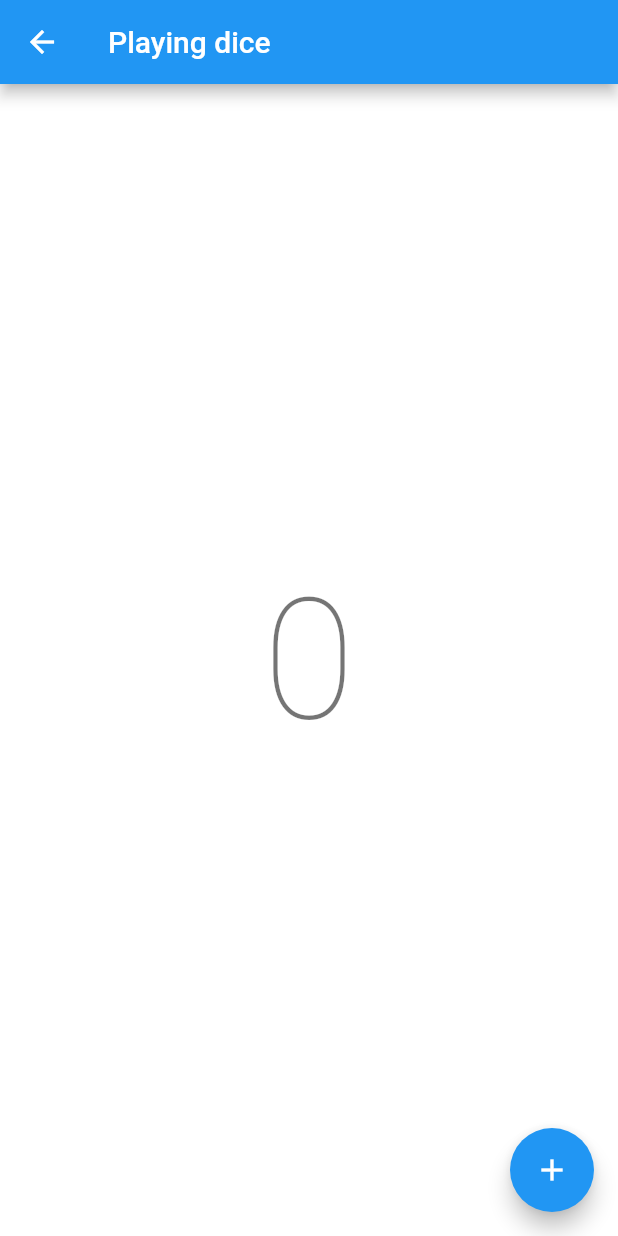
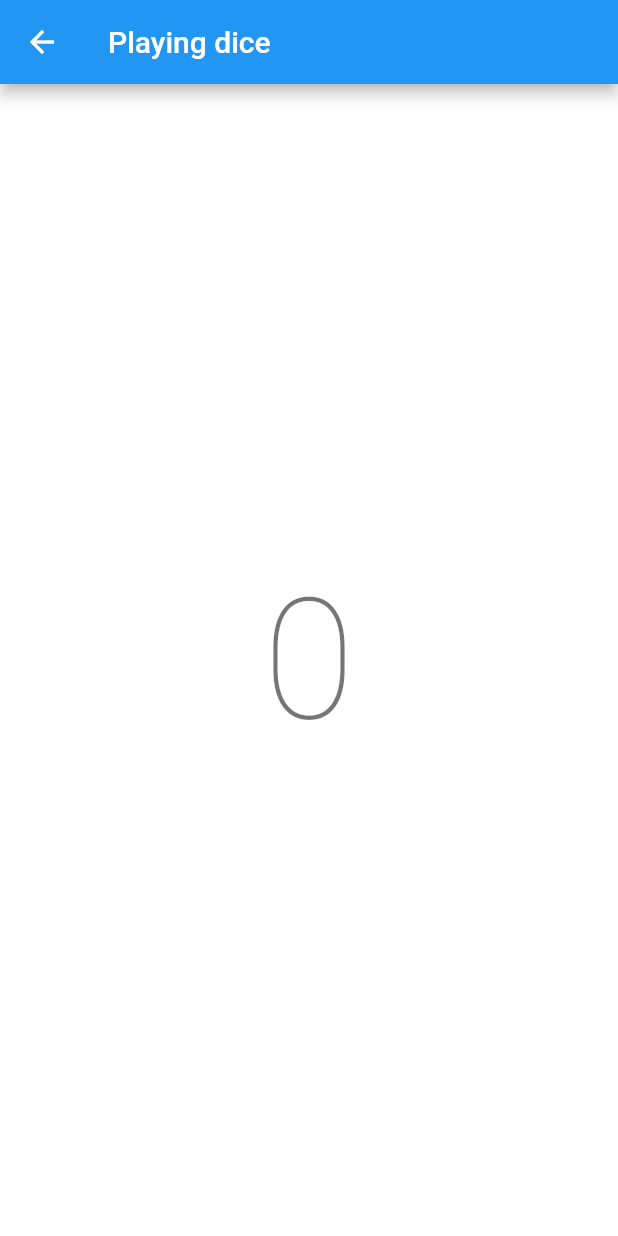
Before and after one commit to loloof64/GenericDice, a Flutter app: the DicePlayPage screen opened directly, on a phone screen of 412 x 824 dp. Run offline on Flutter 3.47's test engine with Material 2 defaults, Android fonts, the light colour scheme and no system bars.

Commit message:
We just have to tap the dice to throw it.

```diff
--- a/lib/dice.dart
+++ b/lib/dice.dart
@@ -7,10 +7,6 @@ class Dice extends StatefulWidget {
   Dice({Key key}) : super(key: key);
 
   final _DiceState state = _DiceState();
-
-  launch() {
-    state._launch();
-  }
 
   @override
   _DiceState createState() => state;
@@ -54,14 +50,17 @@ class _DiceState extends State<Dice> with SingleTickerProviderStateMixin {
     return Container(
       color: _animation.value,
       child: ConstrainedBox(
-        constraints: const BoxConstraints(minWidth: double.infinity, minHeight: double.infinity),
+          constraints: const BoxConstraints(
+              minWidth: double.infinity, minHeight: double.infinity),
           child: Center(
+            child: GestureDetector(
               child: Text(
                 '$_value',
                 style: Theme.of(context).textTheme.display4,
               ),
-        )
+              onTap: _launch,
             ),
+          )),
     );
   }
 }
--- a/lib/dice_play.dart
+++ b/lib/dice_play.dart
@@ -21,13 +21,6 @@ class _DicePlayPageState extends State<DicePlayPage> {
       body: Center(
         child: _dice,
       ),
-      floatingActionButton: FloatingActionButton(
-        onPressed: () {
-          _dice.launch();
-        },
-        tooltip: 'Launch dice',
-        child: Icon(Icons.add),
-      ),
     );
   }
 }
```
Lines whose indentation alone changed are shown as unchanged.
